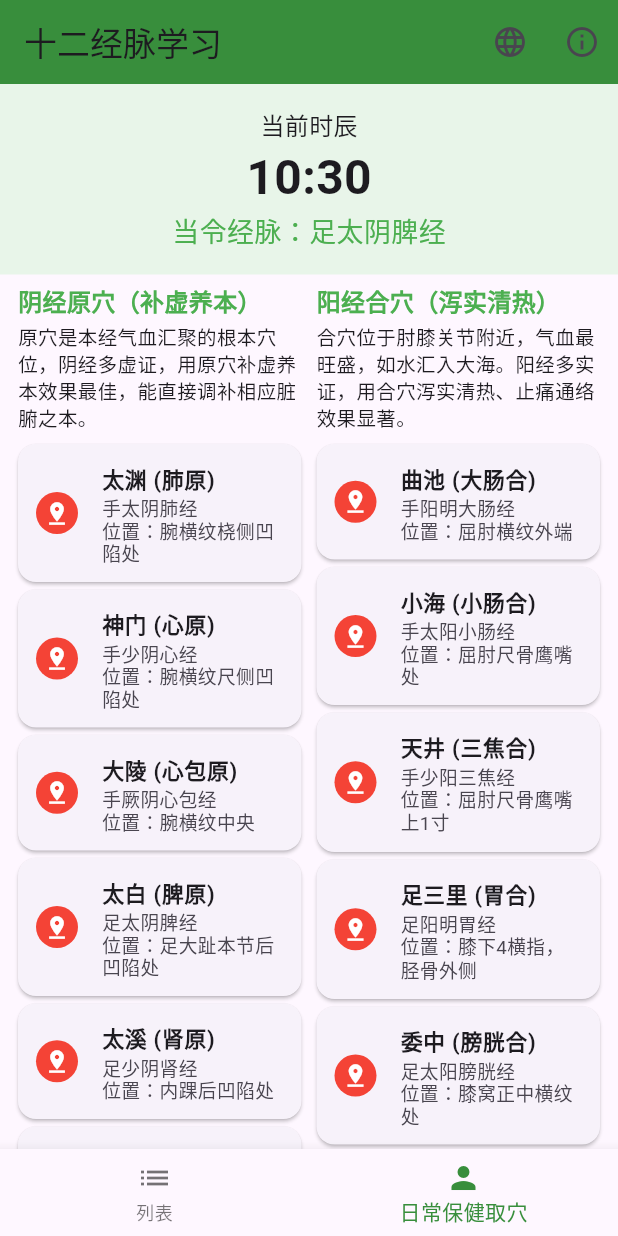
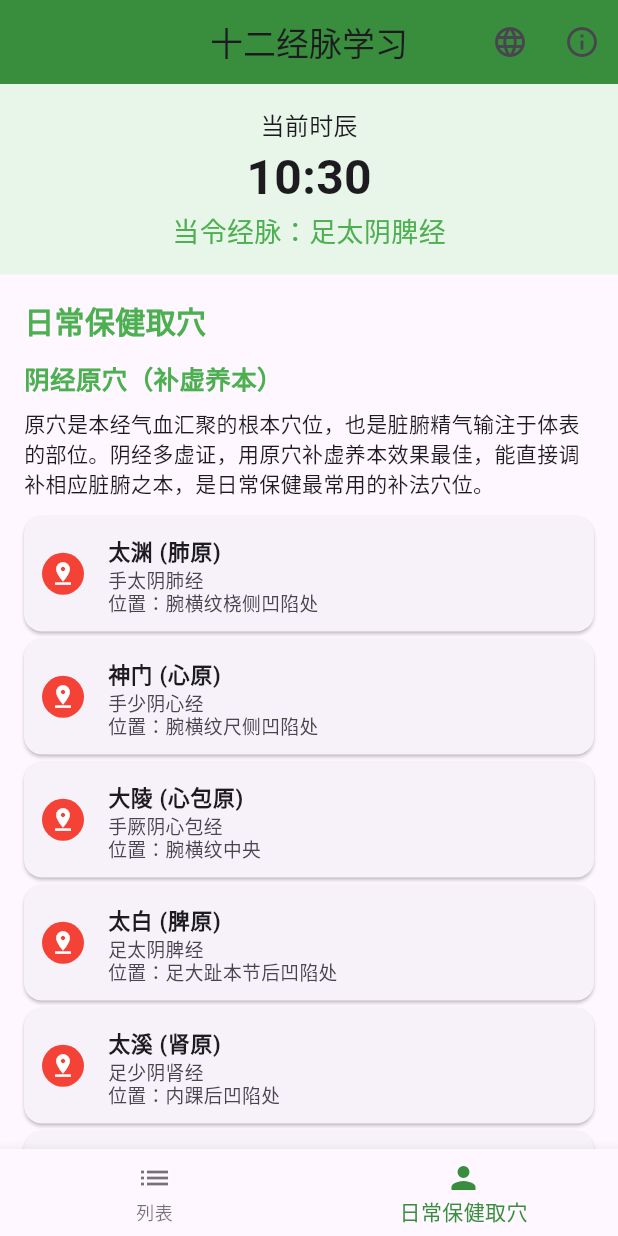
Before and after one commit to Kuang363/meridian-master, a Flutter app: the screen it shows after launch, item 2 of the bottom bar chosen, on a phone screen of 412 x 824 dp. Run offline on Flutter 3.47's test engine with Material 3 defaults, Android fonts, the phone set to English and light mode, and no system bars.

Commit message:
Update daily acupoints layout to vertical scroll

```diff
--- a/lib/main.dart
+++ b/lib/main.dart
@@ -269,6 +269,16 @@ class _HomePageState extends State<HomePage> {
     final m = meridians[index % 12];
     return isChinese ? m["name"] : m["en"];
   }
+    Color _getElementColor(String element) {
+    switch (element) {
+      case "木": return Colors.green[700]!;
+      case "火": return Colors.red[700]!;
+      case "土": return Colors.orange[700]!;
+      case "金": return Colors.grey[700]!;
+      case "水": return Colors.blue[700]!;
+      default: return Colors.green[700]!;
+    }
+  }
 
   void openDetail(Map<String, dynamic> m) {
     showDialog(
@@ -286,7 +296,10 @@ class _HomePageState extends State<HomePage> {
         return Card(
           margin: const EdgeInsets.only(bottom: 12),
           child: ListTile(
-            leading: CircleAvatar(backgroundColor: Colors.green[100], child: Text(m["element"])),
+              leading: CircleAvatar(
+              backgroundColor: _getElementColor(m["element"]),
+              child: Text(m["element"], style: const TextStyle(fontWeight: FontWeight.bold, color: Colors.white)),
+            ),
             title: Text(isChinese ? m["name"] : m["en"]),
             subtitle: Text("${m["organ"]}　${m["time"]}点"),
             onTap: () => openDetail(m),
@@ -296,47 +309,43 @@ class _HomePageState extends State<HomePage> {
     );
   }
         Widget _buildBodyMap() {
-    return Padding(
-      padding: const EdgeInsets.fromLTRB(12, 6, 12, 6),
-      child: Row(
-        crossAxisAlignment: CrossAxisAlignment.start,
+    return ListView(
+      padding: const EdgeInsets.all(16),
       children: [
-          // 左侧 - 阴经原穴
-          Expanded(
-            child: Column(
-              crossAxisAlignment: CrossAxisAlignment.start,
-              children: [
+        // 页面标题
+        Text(isChinese ? "日常保健取穴" : "Daily Health Acupoints",
+            style: const TextStyle(fontSize: 20, fontWeight: FontWeight.bold, color: Colors.green)),
+        const SizedBox(height: 12),
+
+        // 阴经原穴部分
         Text(isChinese ? "阴经原穴（补虚养本）" : "Yuan Points of Yin Meridians (Tonify Deficiency)",
-                    style: const TextStyle(fontSize: 16, fontWeight: FontWeight.bold, color: Colors.green)),
-                const SizedBox(height: 4),
+            style: const TextStyle(fontSize: 17, fontWeight: FontWeight.bold, color: Colors.green)),
+        const SizedBox(height: 8),
         Text(isChinese
-                    ? "原穴是本经气血汇聚的根本穴位，阴经多虚证，用原穴补虚养本效果最佳，能直接调补相应脏腑之本。"
-                    : "Yuan points are source points of Qi & Blood. Best for tonifying deficiency in Yin meridians.",
-                    style: const TextStyle(fontSize: 13, height: 1.35)),
-                const SizedBox(height: 8),
+            ? "原穴是本经气血汇聚的根本穴位，也是脏腑精气输注于体表的部位。阴经多虚证，用原穴补虚养本效果最佳，能直接调补相应脏腑之本，是日常保健最常用的补法穴位。"
+            : "Yuan points are the source points where the meridian's Qi and Blood gather, and where the organs' essence is infused. Best for tonifying deficiency in Yin meridians.",
+            style: const TextStyle(fontSize: 14, height: 1.45)),
+        const SizedBox(height: 12),
+
         _buildAcupointListItem("太渊 (肺原)", "手太阴肺经", "腕横纹桡侧凹陷处"),
         _buildAcupointListItem("神门 (心原)", "手少阴心经", "腕横纹尺侧凹陷处"),
         _buildAcupointListItem("大陵 (心包原)", "手厥阴心包经", "腕横纹中央"),
         _buildAcupointListItem("太白 (脾原)", "足太阴脾经", "足大趾本节后凹陷处"),
         _buildAcupointListItem("太溪 (肾原)", "足少阴肾经", "内踝后凹陷处"),
         _buildAcupointListItem("太冲 (肝原)", "足厥阴肝经", "足背第1、2跖骨间凹陷处"),
-              ],
-            ),
-          ),
-          const SizedBox(width: 10),
-          // 右侧 - 阳经合穴
-          Expanded(
-            child: Column(
-              crossAxisAlignment: CrossAxisAlignment.start,
-              children: [
-                Text(isChinese ? "阳经合穴（泻实清热）" : "He-Sea Points of Yang Meridians (Drain Excess & Clear Heat)",
-                    style: const TextStyle(fontSize: 16, fontWeight: FontWeight.bold, color: Colors.green)),
-                const SizedBox(height: 4),
+
+        const SizedBox(height: 28),
+
+        // 阳经合穴部分
+        Text(isChinese ? "阳经合穴（泻实清热）" : "He-Sea Points of Yang Meridians (Drain Excess)",
+            style: const TextStyle(fontSize: 17, fontWeight: FontWeight.bold, color: Colors.green)),
+        const SizedBox(height: 8),
         Text(isChinese
-                    ? "合穴位于肘膝关节附近，气血最旺盛，如水汇入大海。阳经多实证，用合穴泻实清热、止痛通络效果显著。"
-                    : "He-Sea points near elbow/knee joints. Best for draining excess & clearing heat in Yang meridians.",
-                   style: const TextStyle(fontSize: 13, height: 1.35)),
-                const SizedBox(height: 8),
+            ? "合穴位于肘膝关节附近，如江河之水汇入大海，气血最为旺盛。阳经多实证、热证，用合穴泻实清热、止痛通络效果显著，是日常保健中最常用的泻法穴位。"
+            : "He-Sea points are located near elbow and knee joints where Qi and Blood are most abundant. Best for draining excess and clearing heat in Yang meridians.",
+            style: const TextStyle(fontSize: 14, height: 1.45)),
+        const SizedBox(height: 12),
+
         _buildAcupointListItem("曲池 (大肠合)", "手阳明大肠经", "屈肘横纹外端"),
         _buildAcupointListItem("小海 (小肠合)", "手太阳小肠经", "屈肘尺骨鹰嘴处"),
         _buildAcupointListItem("天井 (三焦合)", "手少阳三焦经", "屈肘尺骨鹰嘴上1寸"),
@@ -344,10 +353,6 @@ class _HomePageState extends State<HomePage> {
         _buildAcupointListItem("委中 (膀胱合)", "足太阳膀胱经", "膝窝正中横纹处"),
         _buildAcupointListItem("阳陵泉 (胆合)", "足少阳胆经", "腓骨小头前下方凹陷"),
       ],
-            ),
-          ),
-        ],
-      ),
     );
   }
 
@@ -541,6 +546,7 @@ class _HomePageState extends State<HomePage> {
     return Scaffold(
       appBar: AppBar(
         title: Text(isChinese ? '十二经脉学习' : 'Meridian Master'),
+        centerTitle: true,
         backgroundColor: Colors.green[700],
         actions: [
           IconButton(
```
Lines whose indentation alone changed are shown as unchanged.
